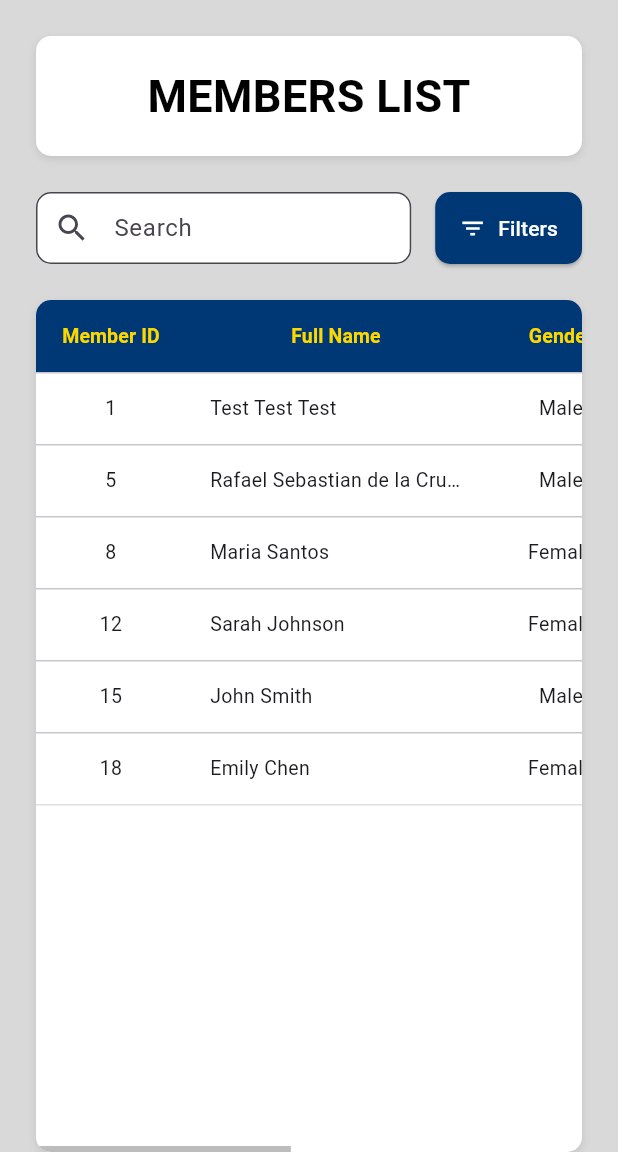
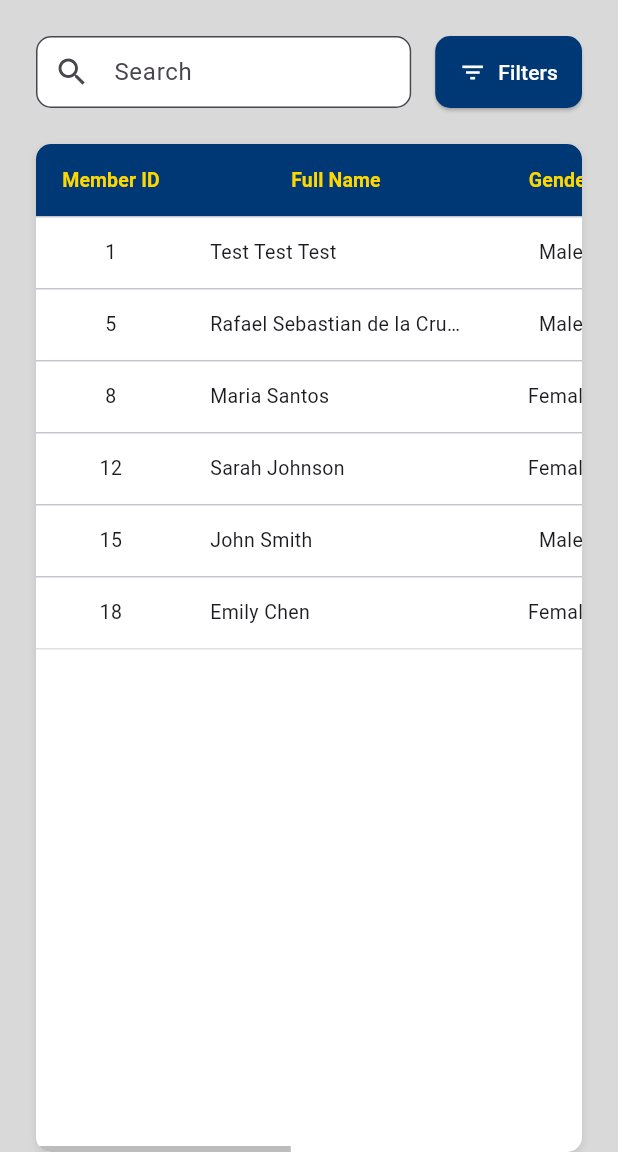
Before and after one commit to CoderTofu/FFWPU_Flutter_System, a Flutter app: the MembersPage screen opened directly, on a phone screen of 412 x 824 dp, the part 84-1236 px from its top. Run offline on Flutter 3.47's test engine with Material 3 defaults, Android fonts, the phone set to English and light mode, and no system bars; our stand-ins replace google_fonts.

Commit message:
fix: adjusted design elements

```diff
--- a/lib/pages/members_page.dart
+++ b/lib/pages/members_page.dart
@@ -124,82 +124,96 @@ class _MembersPageState extends State<MembersPage> {
         header: 'Member ID',
         width: 100,
         textAlign: TextAlign.center,
+        isSortable: true,
       ),
       TableColumn(
         key: 'Title',
         header: 'Title',
         width: 80,
         textAlign: TextAlign.center,
+        isSortable: true,
       ),
       TableColumn(
         key: 'Full_Name',
         header: 'Full Name',
         width: 200,
+        isSortable: true,
       ),
       TableColumn(
         key: 'Gender',
         header: 'Gender',
         width: 100,
         textAlign: TextAlign.center,
+        isSortable: false,
       ),
       TableColumn(
         key: 'Date_Of_Birth',
         header: 'Date Of\nBirth',
         width: 120,
         textAlign: TextAlign.center,
+        isSortable: true,
       ),
       TableColumn(
         key: 'Age',
         header: 'Age',
         width: 80,
         textAlign: TextAlign.center,
+        isSortable: true,
       ),
       TableColumn(
         key: 'Marital_Status',
         header: 'Marital\nStatus',
         width: 100,
         textAlign: TextAlign.center,
+        isSortable: false,
       ),
       TableColumn(
         key: 'Address',
         header: 'Address',
         width: 200,
+        isSortable: false,
       ),
       TableColumn(
         key: 'Country',
         header: 'Country',
         width: 150,
         textAlign: TextAlign.center,
+        isSortable: true,
       ),
       TableColumn(
         key: 'Region',
         header: 'Region',
         width: 150,
         textAlign: TextAlign.center,
+        isSortable: true,
       ),
       TableColumn(
         key: 'Membership_Category',
         header: 'Membership\nCategory',
         width: 120,
         textAlign: TextAlign.center,
+        isSortable: false,
       ),
       TableColumn(
         key: 'Generation',
         header: 'Generation',
         width: 120,
         textAlign: TextAlign.center,
+        isSortable: false,
       ),
       TableColumn(
         key: 'Blessing_Status',
         header: 'Blessing\nStatus',
         width: 120,
         textAlign: TextAlign.center,
+        isSortable: false,
       ),
       TableColumn(
         key: 'Spiritual_Birthday',
         header: 'Spiritual\nBirthday',
         width: 120,
         textAlign: TextAlign.center,
+        isSortable: true,
       ),
     ],
     responsiveColumns: {
@@ -623,7 +637,7 @@ class _MembersPageState extends State<MembersPage> {
                                 borderRadius: BorderRadius.circular(8),
                               ),
                             ),
-                            child: const Text('Apply'),
+                            child: const Text('Apply',style: TextStyle(color: Colors.white),),
                           ),
                         ),
                       ],
@@ -646,32 +660,6 @@ class _MembersPageState extends State<MembersPage> {
       endDrawer: EndDrawer(),
       body: Column(
         children: [
-          Padding(
-            padding: const EdgeInsets.only(left: 24, right: 24, top: 24),
-            child: Container(
-              decoration: BoxDecoration(
-                borderRadius: BorderRadius.circular(10),
-                color: Colors.white,
-                boxShadow: [
-                  BoxShadow(
-                    color: Colors.black.withOpacity(0.1),
-                    blurRadius: 4,
-                    offset: const Offset(0, 2),
-                  ),
-                ],
-              ),
-              child: const SizedBox(
-                height: 80,
-                width: double.infinity,
-            child: Center(
-                  child: Text(
-                    "MEMBERS LIST",
-                    style: TextStyle(color: Colors.black, fontSize: 30, fontWeight: FontWeight.bold),
-                  ),
-                ),
-              ),
-            ),
-          ),
           Padding(
             padding: const EdgeInsets.only(left: 24, right: 24, top: 24),
             child: Row(
```
